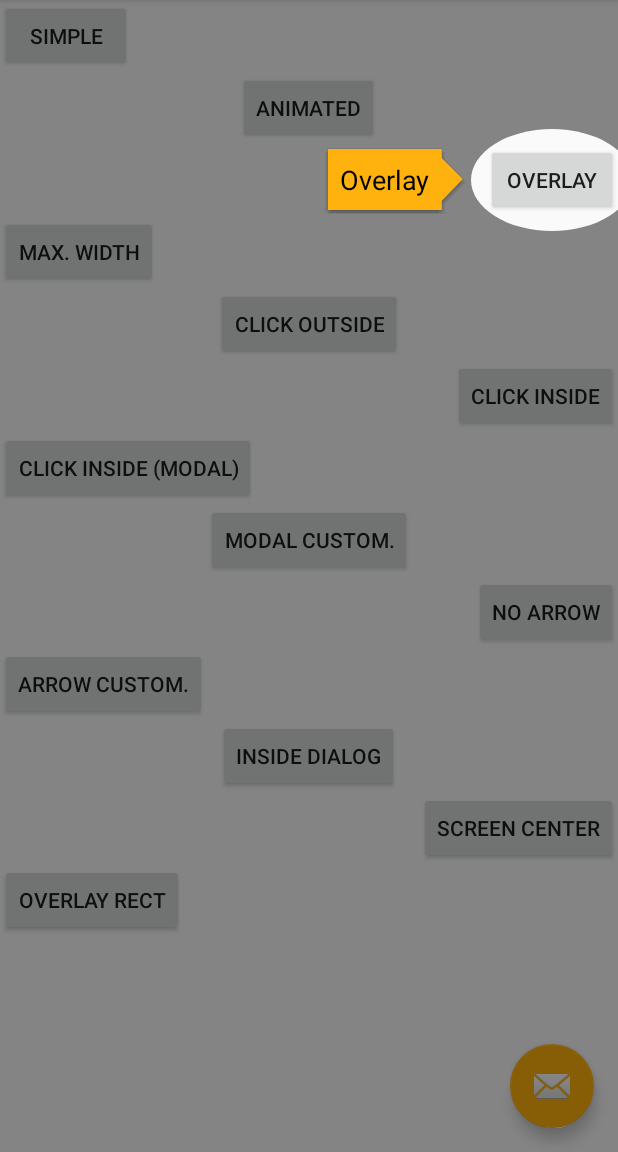
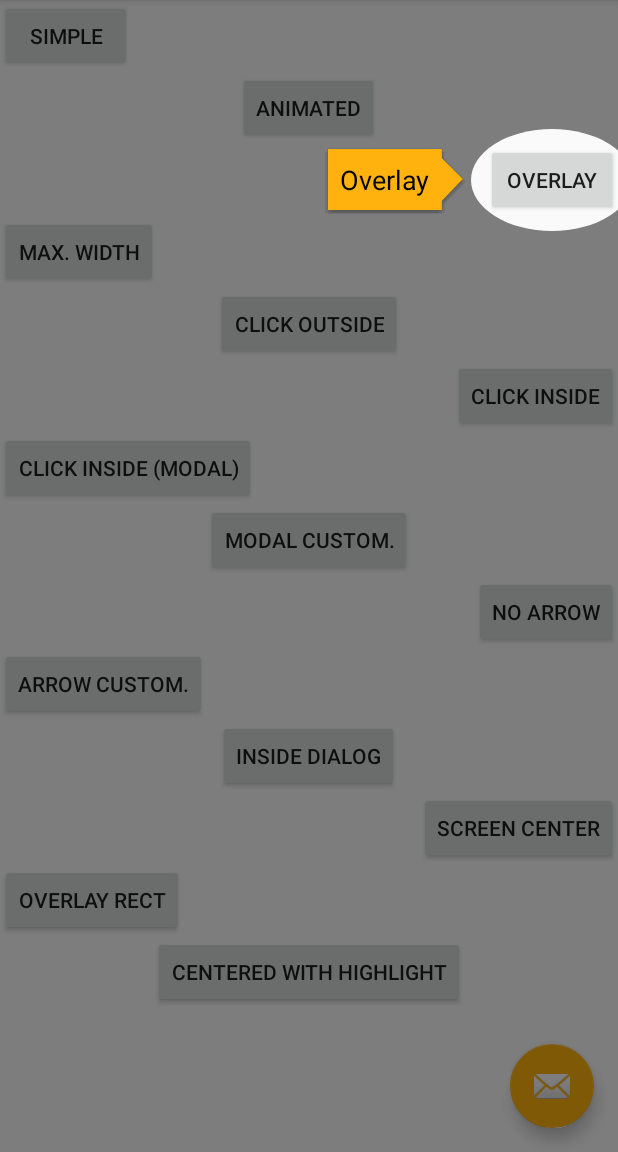
Before and after one commit to douglasjunior/android-simple-tooltip, an Android app: the screen it shows after launch (MainActivity), after a tap on "OVERLAY", on a phone screen of 412 x 824 dp, the part 84-1236 px from its top. Run offline under Robolectric (Android 15) with nearby library versions, the phone set to English and light mode, and no system bars.

Commit message:
- add highlightAlpha parameter - removed mAnchorView from Overlay as it hasnt benn used and replaced with RectF - add @IntDef overlay shape compile time validation - fixes displaying of centered dialog with highlight - overlayOffset builder parameter treats passed value as dip and converts them to float
-Added example to MainActivity

```diff
--- a/library/src/main/java/io/github/douglasjunior/androidSimpleTooltip/OverlayView.java
+++ b/library/src/main/java/io/github/douglasjunior/androidSimpleTooltip/OverlayView.java
@@ -33,7 +33,11 @@ import android.graphics.Paint;
 import android.graphics.PorterDuff;
 import android.graphics.PorterDuffXfermode;
 import android.graphics.RectF;
+import android.support.annotation.IntDef;
 import android.view.View;
+
+import java.lang.annotation.Retention;
+import java.lang.annotation.RetentionPolicy;
 
 /**
  * View que faz o efeito de escurecer a tela e dar destaque no ponto de ancoragem.<br>
@@ -44,22 +48,23 @@ import android.view.View;
 @SuppressLint("ViewConstructor")
 public class OverlayView extends View {
 
-    public static final int HIGHLIGHT_SHAPE_OVAL = 0;
-    public static final int HIGHLIGHT_SHAPE_RECTANGULAR = 1;
-    private static final int mDefaultOverlayAlphaRes = R.integer.simpletooltip_overlay_alpha;
-
-    private View mAnchorView;
+    private RectF anchorRect;
     private Bitmap bitmap;
-
     private boolean invalidated = true;
     private final int highlightShape;
-    private final float mOffset;
+    private int alpha = 120;
+    private final float offset;
 
-    OverlayView(Context context, View anchorView, int highlightShape, float offset) {
+    OverlayView(Context context,
+                RectF anchorRect,
+                Float offset,
+                @OverlayShape int highlightShape,
+                int highlightAlpha) {
         super(context);
-        this.mAnchorView = anchorView;
-        this.mOffset = offset;
+        this.anchorRect = anchorRect;
+        this.offset = offset;
         this.highlightShape = highlightShape;
+        alpha = highlightAlpha;
     }
 
     @Override
@@ -86,24 +91,26 @@ public class OverlayView extends View {
         Paint paint = new Paint(Paint.ANTI_ALIAS_FLAG);
         paint.setColor(Color.BLACK);
         paint.setAntiAlias(true);
-        paint.setAlpha(getResources().getInteger(mDefaultOverlayAlphaRes));
+        paint.setAlpha(alpha);
         osCanvas.drawRect(outerRectangle, paint);
 
         paint.setColor(Color.TRANSPARENT);
         paint.setXfermode(new PorterDuffXfermode(PorterDuff.Mode.SRC_OUT));
 
-        RectF anchorRecr = SimpleTooltipUtils.calculeRectInWindow(mAnchorView);
-        RectF overlayRecr = SimpleTooltipUtils.calculeRectInWindow(this);
+        RectF overlayRect = SimpleTooltipUtils.calculeRectInWindow(this);
 
-        float left = anchorRecr.left - overlayRecr.left;
-        float top = anchorRecr.top - overlayRecr.top;
+        float left = anchorRect.left - overlayRect.left;
+        float top = anchorRect.top - overlayRect.top;
+        RectF shapeRect = new RectF(
+                left - offset,
+                top - offset,
+                left + anchorRect.width() + offset,
+                top + anchorRect.height() + offset);
 
-        RectF rect = new RectF(left - mOffset, top - mOffset, left + mAnchorView.getMeasuredWidth() + mOffset, top + mAnchorView.getMeasuredHeight() + mOffset);
-
-        if (highlightShape == HIGHLIGHT_SHAPE_RECTANGULAR) {
-            osCanvas.drawRect(rect, paint);
-        } else {
-            osCanvas.drawOval(rect, paint);
+        if (highlightShape == RECTANGLE) {
+            osCanvas.drawRect(shapeRect, paint);
+        } else if (highlightShape == OVAL) {
+            osCanvas.drawOval(shapeRect, paint);
         }
 
         invalidated = false;
@@ -120,12 +127,10 @@ public class OverlayView extends View {
         invalidated = true;
     }
 
-    public View getAnchorView() {
-        return mAnchorView;
-    }
+    public static final int OVAL = 0;
+    public static final int RECTANGLE = 1;
 
-    public void setAnchorView(View anchorView) {
-        this.mAnchorView = anchorView;
-        invalidate();
-    }
+    @Retention(RetentionPolicy.SOURCE)
+    @IntDef({OVAL, RECTANGLE})
+    public @interface OverlayShape {}
 }
--- a/library/src/main/java/io/github/douglasjunior/androidSimpleTooltip/SimpleTooltip.java
+++ b/library/src/main/java/io/github/douglasjunior/androidSimpleTooltip/SimpleTooltip.java
@@ -37,6 +37,7 @@ import android.graphics.drawable.ColorDrawable;
 import android.graphics.drawable.Drawable;
 import android.os.Build;
 import android.support.annotation.ColorInt;
+import android.support.annotation.ColorRes;
 import android.support.annotation.DimenRes;
 import android.support.annotation.Dimension;
 import android.support.annotation.DrawableRes;
@@ -44,6 +45,7 @@ import android.support.annotation.IdRes;
 import android.support.annotation.LayoutRes;
 import android.support.annotation.StringRes;
 import android.util.Log;
+import android.util.TypedValue;
 import android.view.Gravity;
 import android.view.LayoutInflater;
 import android.view.MotionEvent;
@@ -68,6 +70,7 @@ import android.widget.TextView;
 public class SimpleTooltip implements PopupWindow.OnDismissListener {
 
     private static final String TAG = SimpleTooltip.class.getSimpleName();
+    private static final int ALPHA_MAX_VALUE = 255;
 
     // Default Resources
     private static final int mDefaultPopupWindowStyleRes = android.R.attr.popupWindowStyle;
@@ -116,7 +119,8 @@ public class SimpleTooltip implements PopupWindow.OnDismissListener {
     private final float mArrowHeight;
     private final boolean mFocusable;
     private boolean dismissed = false;
-    private int mHighlightShape = OverlayView.HIGHLIGHT_SHAPE_OVAL;
+    private int mHighlightShape = OverlayView.OVAL;
+    private int mHighlightAlpha;
 
 
     private SimpleTooltip(Builder builder) {
@@ -147,7 +151,7 @@ public class SimpleTooltip implements PopupWindow.OnDismissListener {
         mFocusable = builder.focusable;
         mRootView = (ViewGroup) mAnchorView.getRootView();
         mHighlightShape = builder.highlightShape;
-
+        mHighlightAlpha = builder.highlightAlpha;
         init();
     }
 
@@ -191,7 +195,14 @@ public class SimpleTooltip implements PopupWindow.OnDismissListener {
     }
 
     private void createOverlay() {
-        mOverlay = mTransparentOverlay ? new View(mContext) : new OverlayView(mContext, mAnchorView, mHighlightShape, mOverlayOffset);
+        //If gravity is CENTER then darken whole screen with overlay
+        RectF anchorRect = mGravity != Gravity.CENTER
+                ? SimpleTooltipUtils.calculeRectInWindow(mAnchorView)
+                : new RectF(mAnchorView.getMeasuredWidth() / 2, mAnchorView.getMeasuredHeight() / 2,
+                mAnchorView.getMeasuredWidth() / 2 + 1, mAnchorView.getMeasuredHeight() / 2 + 1);
+        mOverlay = mTransparentOverlay
+                ? new View(mContext)
+                : new OverlayView(mContext, anchorRect,mOverlayOffset,mHighlightShape,mHighlightAlpha);
         mOverlay.setLayoutParams(new ViewGroup.LayoutParams(ViewGroup.LayoutParams.MATCH_PARENT, ViewGroup.LayoutParams.MATCH_PARENT));
         mOverlay.setOnTouchListener(mOverlayTouchListener);
         mRootView.addView(mOverlay);
@@ -545,7 +556,7 @@ public class SimpleTooltip implements PopupWindow.OnDismissListener {
         private int arrowDirection = ArrowDrawable.AUTO;
         private int gravity = Gravity.BOTTOM;
         private boolean transparentOverlay = true;
-        private float overlayOffset = -1;
+        private Float overlayOffset = null;
         private float maxWidth;
         private boolean showArrow = true;
         private Drawable arrowDrawable;
@@ -562,7 +573,8 @@ public class SimpleTooltip implements PopupWindow.OnDismissListener {
         private float arrowHeight;
         private float arrowWidth;
         private boolean focusable;
-        private int highlightShape = OverlayView.HIGHLIGHT_SHAPE_OVAL;
+        private int highlightShape = OverlayView.OVAL;
+        private int highlightAlpha = ALPHA_MAX_VALUE/2;
 
         public Builder(Context context) {
             this.context = context;
@@ -611,10 +623,10 @@ public class SimpleTooltip implements PopupWindow.OnDismissListener {
                 if (arrowHeight == 0)
                     arrowHeight = context.getResources().getDimension(mDefaultArrowHeightRes);
             }
-            if (highlightShape < 0 || highlightShape > OverlayView.HIGHLIGHT_SHAPE_RECTANGULAR) {
-                highlightShape = OverlayView.HIGHLIGHT_SHAPE_OVAL;
+            if (highlightShape < 0 || highlightShape > OverlayView.RECTANGLE) {
+                highlightShape = OverlayView.OVAL;
             }
-            if (overlayOffset < 0) {
+            if (overlayOffset == null) {
                 overlayOffset = context.getResources().getDimension(mDefaultOverlayOffsetRes);
             }
             return new SimpleTooltip(this);
@@ -956,6 +968,11 @@ public class SimpleTooltip implements PopupWindow.OnDismissListener {
             return this;
         }
 
+        public Builder arrowColorRes(@ColorRes int arrowColorRes) {
+            this.arrowColor = context.getResources().getColor(arrowColorRes);
+            return this;
+        }
+
         public Builder arrowColor(@ColorInt int arrowColor) {
             this.arrowColor = arrowColor;
             return this;
@@ -1015,24 +1032,38 @@ public class SimpleTooltip implements PopupWindow.OnDismissListener {
 
         /**
          * <div class="pt">Configura o formato do Shape em destaque. <br/>
-         * <tt>{@link OverlayView#HIGHLIGHT_SHAPE_OVAL}</tt> - Destaque oval (padrão). <br/>
-         * <tt>{@link OverlayView#HIGHLIGHT_SHAPE_RECTANGULAR}</tt> - Destaque retangular. <br/>
+         * <tt>{@link OverlayView#OVAL}</tt> - Destaque oval (padrão). <br/>
+         * <tt>{@link OverlayView#RECTANGLE}</tt> - Destaque retangular. <br/>
          * </div>
          * <p>
          * <div class="en">Configure the the Shape type. <br/>
-         * <tt>{@link OverlayView#HIGHLIGHT_SHAPE_OVAL}</tt> - Shape oval (default). <br/>
-         * <tt>{@link OverlayView#HIGHLIGHT_SHAPE_RECTANGULAR}</tt> - Shape rectangular. <br/>
+         * <tt>{@link OverlayView#OVAL}</tt> - Shape oval (default). <br/>
+         * <tt>{@link OverlayView#RECTANGLE}</tt> - Shape rectangular. <br/>
          * </div>
          *
          * @param highlightShape <div class="pt">Formato do Shape.</div>
          *                       <div class="en">Shape type.</div>
          * @return this
-         * @see OverlayView#HIGHLIGHT_SHAPE_OVAL
-         * @see OverlayView#HIGHLIGHT_SHAPE_RECTANGULAR
+         * @see OverlayView#OVAL
+         * @see OverlayView#RECTANGLE
          * @see Builder#transparentOverlay(boolean)
          */
-        public Builder highlightShape(int highlightShape) {
+        public Builder highlightShape(@OverlayView.OverlayShape int highlightShape) {
             this.highlightShape = highlightShape;
+            return this;
+        }
+
+        /**
+         *
+         * @param highlightAlpha <div class="en">Highlight background alpha
+         *                       should be in range 0 to 255</div>
+         * @return this
+         */
+        public Builder highlightAlpha(int highlightAlpha) {
+            if (highlightAlpha > ALPHA_MAX_VALUE || highlightAlpha < 0){
+                throw new IllegalArgumentException("highlightAlpha should be in range [0,255] but was: " + highlightAlpha);
+            }
+            this.highlightAlpha = highlightAlpha;
             return this;
         }
 
@@ -1042,14 +1073,25 @@ public class SimpleTooltip implements PopupWindow.OnDismissListener {
          * <div class="en">Margin between {@link Builder#anchorView(View)} and highlight Shape border.
          * This value override <tt>{@link R.dimen.simpletooltip_overlay_offset}</tt></div>
          *
-         * @param overlayOffset <div class="pt">Tamanho em pixels.</div>
-         *                      <div class="en">Size in pixels.</div>
+         * @param overlayOffsetDp <div class="pt">Tamanho em dp.</div>
+         *                      <div class="en">Size in dp.</div>
          * @return this
          * @see Builder#anchorView(View)
          * @see Builder#transparentOverlay(boolean)
          */
-        public Builder overlayOffset(@Dimension float overlayOffset) {
-            this.overlayOffset = overlayOffset;
+        public Builder overlayOffset(@Dimension float overlayOffsetDp) {
+            this.overlayOffset = TypedValue.applyDimension(TypedValue.COMPLEX_UNIT_DIP, overlayOffsetDp, context.getResources().getDisplayMetrics());
+            return this;
+        }
+
+        /**
+         * @param overlayOffsetDp value in dp that will be converted to pixels
+         * @return this
+         *
+         * @see #overlayOffset(float)
+         */
+        public Builder overlayOffsetDp(@Dimension float overlayOffsetDp) {
+            this.overlayOffset = TypedValue.applyDimension(TypedValue.COMPLEX_UNIT_DIP, overlayOffsetDp, context.getResources().getDisplayMetrics());
             return this;
         }
     }
--- a/sample/src/main/java/io/github/douglasjunior/androidSimpleTooltip/sample/MainActivity.java
+++ b/sample/src/main/java/io/github/douglasjunior/androidSimpleTooltip/sample/MainActivity.java
@@ -31,6 +31,7 @@ import android.support.v7.app.AppCompatActivity;
 import android.support.v7.widget.Toolbar;
 import android.view.Gravity;
 import android.view.View;
+import android.view.ViewGroup;
 import android.view.WindowManager;
 import android.widget.Button;
 import android.widget.EditText;
@@ -56,19 +57,10 @@ public class MainActivity extends AppCompatActivity implements View.OnClickListe
         FloatingActionButton fab = (FloatingActionButton) findViewById(R.id.fab);
         fab.setOnClickListener(this);
 
-        findViewById(R.id.btn_simple).setOnClickListener(this);
-        findViewById(R.id.btn_animated).setOnClickListener(this);
-        findViewById(R.id.btn_overlay).setOnClickListener(this);
-        findViewById(R.id.btn_maxwidth).setOnClickListener(this);
-        findViewById(R.id.btn_outside).setOnClickListener(this);
-        findViewById(R.id.btn_inside).setOnClickListener(this);
-        findViewById(R.id.btn_inside_modal).setOnClickListener(this);
-        findViewById(R.id.btn_modal_custom).setOnClickListener(this);
-        findViewById(R.id.btn_no_arrow).setOnClickListener(this);
-        findViewById(R.id.btn_custom_arrow).setOnClickListener(this);
-        findViewById(R.id.btn_dialog).setOnClickListener(this);
-        findViewById(R.id.btn_center).setOnClickListener(this);
-        findViewById(R.id.btn_overlay_rect).setOnClickListener(this);
+        ViewGroup buttons = (ViewGroup)findViewById(R.id.buttons);
+        for (int i = 0; i < buttons.getChildCount(); i++) {
+            buttons.getChildAt(i).setOnClickListener(this);
+        }
     }
 
     @Override
@@ -262,8 +254,18 @@ public class MainActivity extends AppCompatActivity implements View.OnClickListe
                     .gravity(Gravity.END)
                     .animated(true)
                     .transparentOverlay(false)
-                    .highlightShape(OverlayView.HIGHLIGHT_SHAPE_RECTANGULAR)
+                    .highlightShape(OverlayView.RECTANGLE)
                     .overlayOffset(0)
+                    .build()
+                    .show();
+        }else if (v.getId() == R.id.btn_center_with_highlight) {
+            new SimpleTooltip.Builder(this)
+                    .anchorView(v.getRootView())
+                    .text(R.string.btn_centered_highlight)
+                    .gravity(Gravity.CENTER)
+                    .showArrow(false)
+                    .transparentOverlay(false)
+                    .highlightAlpha(80)
                     .build()
                     .show();
         }
--- a/sample/src/main/res/layout/activity_main.xml
+++ b/sample/src/main/res/layout/activity_main.xml
@@ -25,6 +25,7 @@
         android:layout_marginTop="?attr/actionBarSize">
 
         <LinearLayout
+            android:id="@+id/buttons"
             android:layout_width="match_parent"
             android:layout_height="wrap_content"
             android:orientation="vertical"
@@ -120,6 +121,13 @@
                 android:layout_height="wrap_content"
                 android:layout_gravity="start"
                 android:text="@string/btn_overlay_rect" />
+
+            <Button
+                android:id="@+id/btn_center_with_highlight"
+                android:layout_width="wrap_content"
+                android:layout_height="wrap_content"
+                android:layout_gravity="center"
+                android:text="@string/btn_centered_highlight" />
         </LinearLayout>
     </ScrollView>
 
--- a/sample/src/main/res/values/strings.xml
+++ b/sample/src/main/res/values/strings.xml
@@ -20,5 +20,6 @@
     <string name="btn_dialog">Inside dialog</string>
     <string name="btn_center">Screen center</string>
     <string name="btn_overlay_rect">Overlay Rect</string>
+    <string name="btn_centered_highlight">Centered with highlight</string>
 
 </resources>
```
